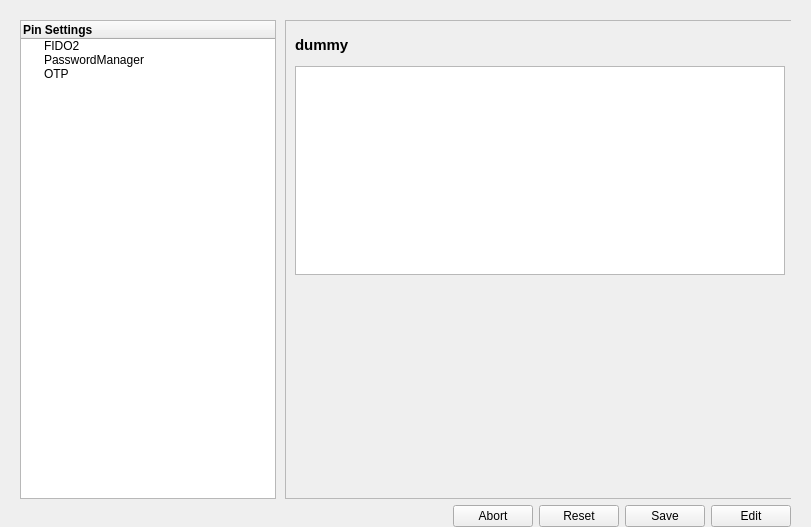
Above: nitrokeyapp/ui/settings_tab.ui from Nitrokey/nitrokey-app2 before the change. Below: the same form after it.
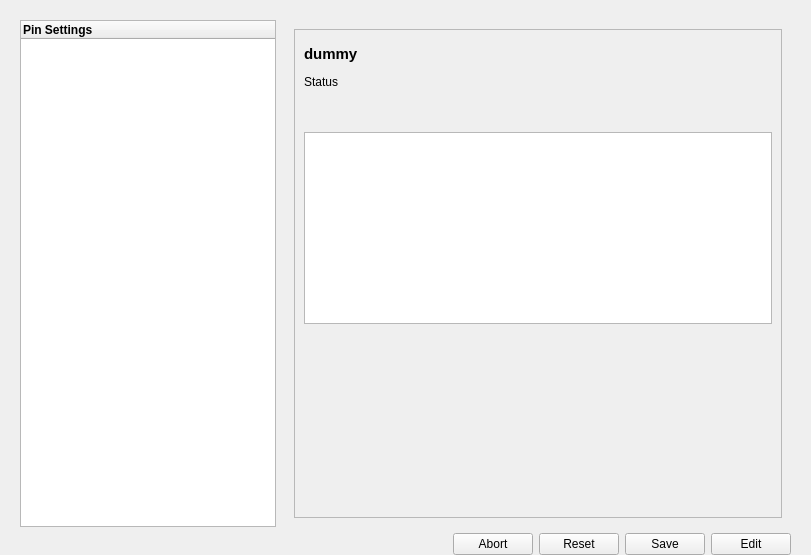
That is the form after the change. The open tabs and pages were chosen to show the change. Icons and pictures are not drawn.

Commit message: Settings: connect buttons

```diff
--- a/nitrokeyapp/ui/settings_tab.ui
+++ b/nitrokeyapp/ui/settings_tab.ui
@@ -178,21 +178,6 @@
             <normaloff>icons/dialpad.svg</normaloff>icons/dialpad.svg</iconset>
           </property>
          </column>
-         <item>
-          <property name="text">
-           <string>FIDO2</string>
-          </property>
-         </item>
-         <item>
-          <property name="text">
-           <string>PasswordManager</string>
-          </property>
-         </item>
-         <item>
-          <property name="text">
-           <string>OTP</string>
-          </property>
-         </item>
         </widget>
        </item>
        <item row="0" column="2">
@@ -222,26 +207,113 @@
            </property>
           </layout>
          </widget>
-         <widget class="QWidget" name="pinsettings_edit">
+         <widget class="QWidget" name="pinsettings_desc">
           <property name="sizePolicy">
-           <sizepolicy hsizetype="Preferred" vsizetype="Expanding">
+           <sizepolicy hsizetype="MinimumExpanding" vsizetype="MinimumExpanding">
             <horstretch>0</horstretch>
             <verstretch>0</verstretch>
            </sizepolicy>
           </property>
           <layout class="QVBoxLayout" name="verticalLayout_3">
-           <property name="leftMargin">
-            <number>0</number>
-           </property>
-           <property name="topMargin">
-            <number>0</number>
-           </property>
-           <property name="rightMargin">
-            <number>0</number>
-           </property>
-           <property name="bottomMargin">
-            <number>0</number>
-           </property>
+           <item>
+            <widget class="QFrame" name="__pin_show_frame">
+             <property name="sizePolicy">
+              <sizepolicy hsizetype="Expanding" vsizetype="Expanding">
+               <horstretch>0</horstretch>
+               <verstretch>0</verstretch>
+              </sizepolicy>
+             </property>
+             <property name="frameShape">
+              <enum>QFrame::StyledPanel</enum>
+             </property>
+             <property name="frameShadow">
+              <enum>QFrame::Raised</enum>
+             </property>
+             <layout class="QVBoxLayout" name="verticalLayout_4">
+              <item>
+               <widget class="QLabel" name="pin_name">
+                <property name="sizePolicy">
+                 <sizepolicy hsizetype="Preferred" vsizetype="Fixed">
+                  <horstretch>0</horstretch>
+                  <verstretch>0</verstretch>
+                 </sizepolicy>
+                </property>
+                <property name="minimumSize">
+                 <size>
+                  <width>0</width>
+                  <height>30</height>
+                 </size>
+                </property>
+                <property name="font">
+                 <font>
+                  <pointsize>11</pointsize>
+                  <italic>false</italic>
+                  <bold>true</bold>
+                 </font>
+                </property>
+                <property name="text">
+                 <string>dummy</string>
+                </property>
+                <property name="alignment">
+                 <set>Qt::AlignLeading|Qt::AlignLeft|Qt::AlignVCenter</set>
+                </property>
+                <property name="margin">
+                 <number>0</number>
+                </property>
+               </widget>
+              </item>
+              <item>
+               <widget class="QLabel" name="status_label">
+                <property name="text">
+                 <string>Status</string>
+                </property>
+               </widget>
+              </item>
+              <item>
+               <spacer name="verticalSpacer_5">
+                <property name="orientation">
+                 <enum>Qt::Vertical</enum>
+                </property>
+                <property name="sizeHint" stdset="0">
+                 <size>
+                  <width>20</width>
+                  <height>37</height>
+                 </size>
+                </property>
+               </spacer>
+              </item>
+              <item>
+               <widget class="QPlainTextEdit" name="pin_description"/>
+              </item>
+              <item>
+               <spacer name="verticalSpacer_2">
+                <property name="orientation">
+                 <enum>Qt::Vertical</enum>
+                </property>
+                <property name="sizeType">
+                 <enum>QSizePolicy::Expanding</enum>
+                </property>
+                <property name="sizeHint" stdset="0">
+                 <size>
+                  <width>13</width>
+                  <height>184</height>
+                 </size>
+                </property>
+               </spacer>
+              </item>
+             </layout>
+            </widget>
+           </item>
+          </layout>
+         </widget>
+         <widget class="QWidget" name="pinsettings_edit">
+          <property name="sizePolicy">
+           <sizepolicy hsizetype="Preferred" vsizetype="MinimumExpanding">
+            <horstretch>0</horstretch>
+            <verstretch>0</verstretch>
+           </sizepolicy>
+          </property>
+          <layout class="QVBoxLayout" name="verticalLayout_2">
            <item>
             <widget class="QFrame" name="__credential_show_frame">
              <property name="sizePolicy">
@@ -433,83 +505,6 @@
            </item>
           </layout>
          </widget>
-         <widget class="QWidget" name="pinsettings_desc">
-          <widget class="QFrame" name="__pin_show_frame">
-           <property name="geometry">
-            <rect>
-             <x>0</x>
-             <y>0</y>
-             <width>510</width>
-             <height>479</height>
-            </rect>
-           </property>
-           <property name="sizePolicy">
-            <sizepolicy hsizetype="Expanding" vsizetype="Expanding">
-             <horstretch>0</horstretch>
-             <verstretch>0</verstretch>
-            </sizepolicy>
-           </property>
-           <property name="frameShape">
-            <enum>QFrame::StyledPanel</enum>
-           </property>
-           <property name="frameShadow">
-            <enum>QFrame::Raised</enum>
-           </property>
-           <layout class="QFormLayout" name="formLayout_2">
-            <item row="0" column="0">
-             <widget class="QLabel" name="pin_name">
-              <property name="sizePolicy">
-               <sizepolicy hsizetype="Preferred" vsizetype="Fixed">
-                <horstretch>0</horstretch>
-                <verstretch>0</verstretch>
-               </sizepolicy>
-              </property>
-              <property name="minimumSize">
-               <size>
-                <width>0</width>
-                <height>30</height>
-               </size>
-              </property>
-              <property name="font">
-               <font>
-                <pointsize>11</pointsize>
-                <italic>false</italic>
-                <bold>true</bold>
-               </font>
-              </property>
-              <property name="text">
-               <string>dummy</string>
-              </property>
-              <property name="alignment">
-               <set>Qt::AlignLeading|Qt::AlignLeft|Qt::AlignVCenter</set>
-              </property>
-              <property name="margin">
-               <number>0</number>
-              </property>
-             </widget>
-            </item>
-            <item row="2" column="0">
-             <spacer name="verticalSpacer_2">
-              <property name="orientation">
-               <enum>Qt::Vertical</enum>
-              </property>
-              <property name="sizeType">
-               <enum>QSizePolicy::Expanding</enum>
-              </property>
-              <property name="sizeHint" stdset="0">
-               <size>
-                <width>13</width>
-                <height>184</height>
-               </size>
-              </property>
-             </spacer>
-            </item>
-            <item row="1" column="0" colspan="2">
-             <widget class="QPlainTextEdit" name="pin_description"/>
-            </item>
-           </layout>
-          </widget>
-         </widget>
         </widget>
        </item>
        <item row="1" column="0">
```
The commit also changes 1 other file.
